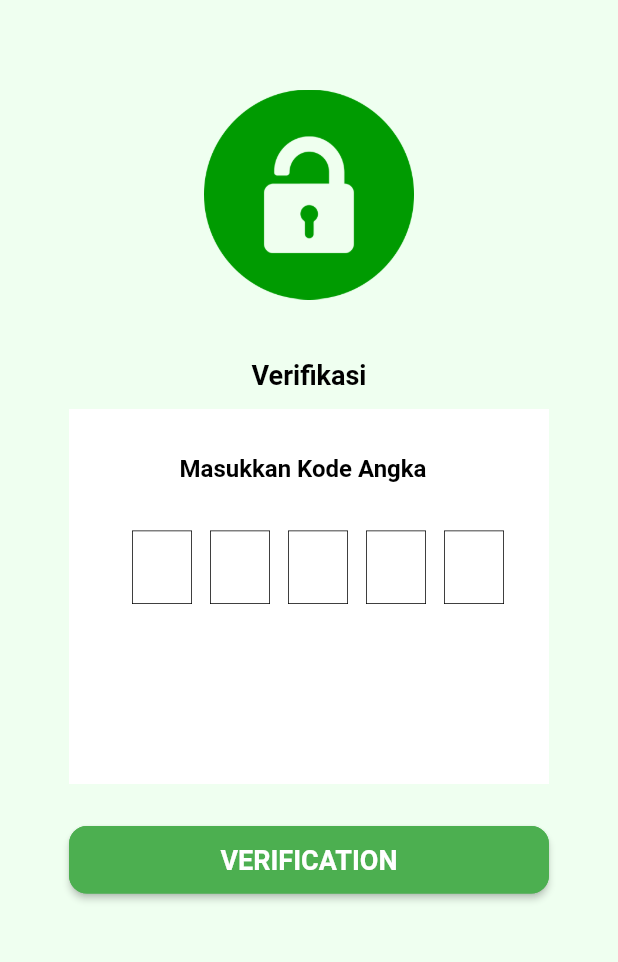
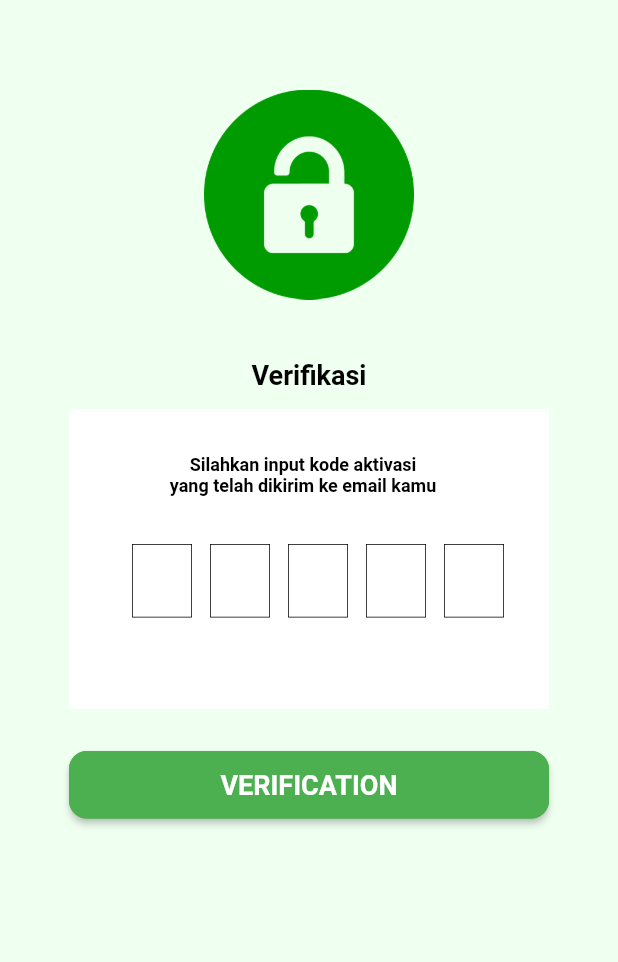
Before and after one commit to andhikaeffendy/Lapangbola, a Flutter app: the VerificationCode screen opened directly, on a phone screen of 412 x 824 dp, the part 125-1087 px from its top. Run offline on Flutter 3.47's test engine with Material 2 defaults, Android fonts, the phone set to English and light mode, and no system bars; our stand-ins replace carousel_pro, carousel_slider, curved_navigation_bar, dio, file_picker, image_cropper and 3 more; missing offline and left inert: esys_flutter_share, indonesia; accounts and stored records are empty; network calls fail; Roboto replaces fonts that are missing (Avenir); key blocks and very long unbroken strings in the code were emptied for the run.

Commit message:
resend verification

```diff
--- a/lib/edit_password.dart
+++ b/lib/edit_password.dart
@@ -240,7 +240,7 @@ class _Edit_PasswordState extends State<Edit_Password> {
     print("auth token = " + globals.auth_token);
     print("Edit Password jalan . . .");
 
-    String apiUrl = 'http://app.lapangbola.com/api/players/update_password';
+    String apiUrl = 'https://app.lapangbola.com/api/players/update_password';
 
     dios.FormData formData = new dios.FormData.fromMap({
       "auth_token" : globals.auth_token,
@@ -261,7 +261,7 @@ class _Edit_PasswordState extends State<Edit_Password> {
 }
 
 void _showDialog(BuildContext context, String response) {
-  String url = "http://app.lapangbola.com/api/players/sign_out";
+  String url = "https://app.lapangbola.com/api/players/sign_out";
 
   pr = new ProgressDialog(context,type: ProgressDialogType.Normal);
 
--- a/lib/lupa_password.dart
+++ b/lib/lupa_password.dart
@@ -12,7 +12,7 @@ class LupaPassword extends StatefulWidget {
 
 class _LupaPasswordState extends State<LupaPassword> {
 
-  String url = "http://app.lapangbola.com/api/players/forgot_password";
+  String url = "https://app.lapangbola.com/api/players/forgot_password";
 
   final phoneNumberTextController = TextEditingController();
 
--- a/lib/pertandingan.dart
+++ b/lib/pertandingan.dart
@@ -83,7 +83,7 @@ class _PertandinganState extends State<Pertandingan> {
                             decoration: new BoxDecoration(
                               image: DecorationImage(
                                   image: NetworkImage(
-                                      'http://www.staradmiral.com/wp-content/uploads/2017/01/Empat-Macam-Lapangan-Futsal.jpg'),
+                                      'https://www.staradmiral.com/wp-content/uploads/2017/01/Empat-Macam-Lapangan-Futsal.jpg'),
                                   fit: BoxFit.cover),
                             ),
                             child: Align(
--- a/lib/profile_desc.dart
+++ b/lib/profile_desc.dart
@@ -19,7 +19,7 @@ import 'package:progress_dialog/progress_dialog.dart';
 import 'edit_password.dart';
 
 ProgressDialog pr;
-String imageUrl = "http://app.lapangbola.com";
+String imageUrl = "https://app.lapangbola.com";
 
 
 class Profile_Desc extends StatefulWidget {
--- a/lib/registration.dart
+++ b/lib/registration.dart
@@ -21,7 +21,7 @@ class _RegistrationState extends State<Registration> {
     });
   }
 
-  String url = 'http://app.lapangbola.com/api/players';
+  String url = 'https://app.lapangbola.com/api/players';
 
   final nameEditText = TextEditingController();
   final emailEditText = TextEditingController();
--- a/lib/verification_code.dart
+++ b/lib/verification_code.dart
@@ -13,7 +13,7 @@ class VerificationCode extends StatefulWidget {
 }
 
 class _VerificationCodeState extends State<VerificationCode> {
-  String url = 'http://app.lapangbola.com/api/players/activate_account';
+  String url = 'https://app.lapangbola.com/api/players/activate_account';
   String verificationNumber = "";
 
   final verifNumEditText1 = TextEditingController();
@@ -71,7 +71,7 @@ class _VerificationCodeState extends State<VerificationCode> {
                       padding: const EdgeInsets.all(30.0),
                       color: Colors.white,
                       width: 320.0,
-                      height: 250.0,
+                      height: 200.0,
                       child: Column(
                         mainAxisAlignment: MainAxisAlignment.start,
                         crossAxisAlignment: CrossAxisAlignment.start,
@@ -81,12 +81,20 @@ class _VerificationCodeState extends State<VerificationCode> {
                             mainAxisAlignment: MainAxisAlignment.center,
                             crossAxisAlignment: CrossAxisAlignment.center,
                             children: <Widget>[
-                              Text(
-                                "Masukkan Kode Angka",
-                                style: new TextStyle(
-                                    fontSize: 16.0, color: Colors.black,
-                                    fontWeight: FontWeight.bold,
-                                    fontFamily: "Avenir"),
+                              Column(
+                                mainAxisAlignment: MainAxisAlignment.center,
+                                children: <Widget>[
+                                  Container(
+                                    width: 180.0,
+                                    child: Text(
+                                      "Silahkan input kode aktivasi yang telah dikirim ke email kamu",textAlign: TextAlign.center,
+                                      style: new TextStyle(
+                                          fontSize: 12.0, color: Colors.black,
+                                          fontWeight: FontWeight.bold,
+                                          fontFamily: "Avenir"),
+                                    ),
+                                  )
+                                ],
                               ),
                               Padding(
                                 padding: const EdgeInsets.only(left: 8.0),
```
Also changed, not shown: lib/login_form.dart (+28 -1 lines), lib/resend_verification.dart (added, +126 -0 lines), 1 other file.
